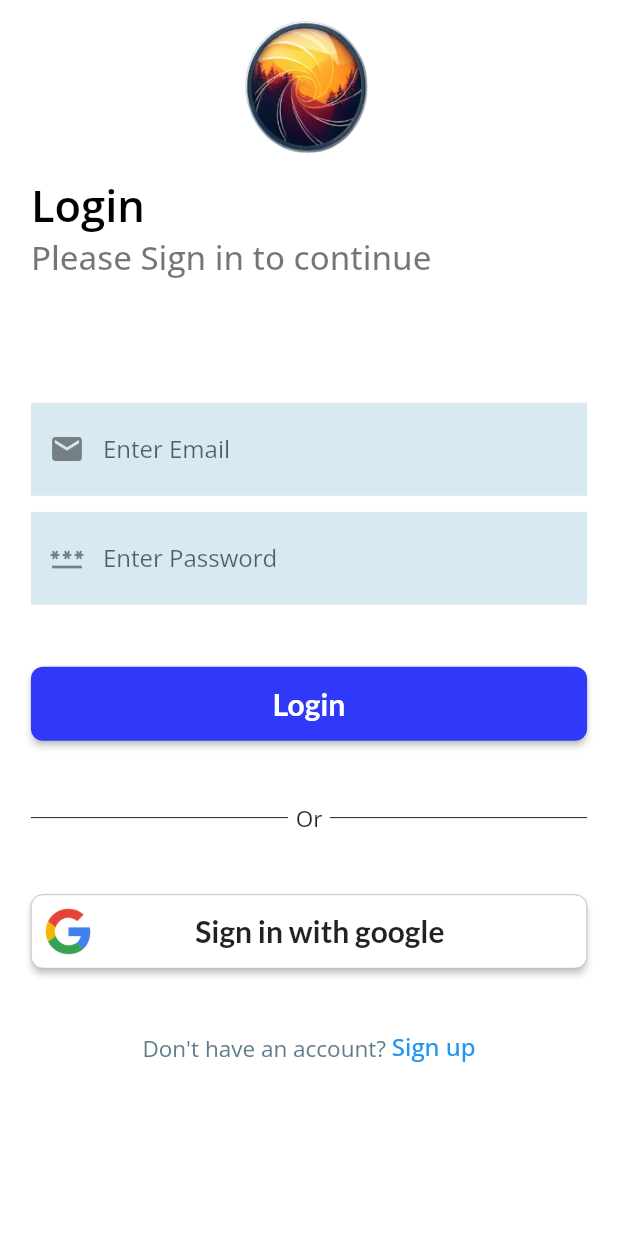
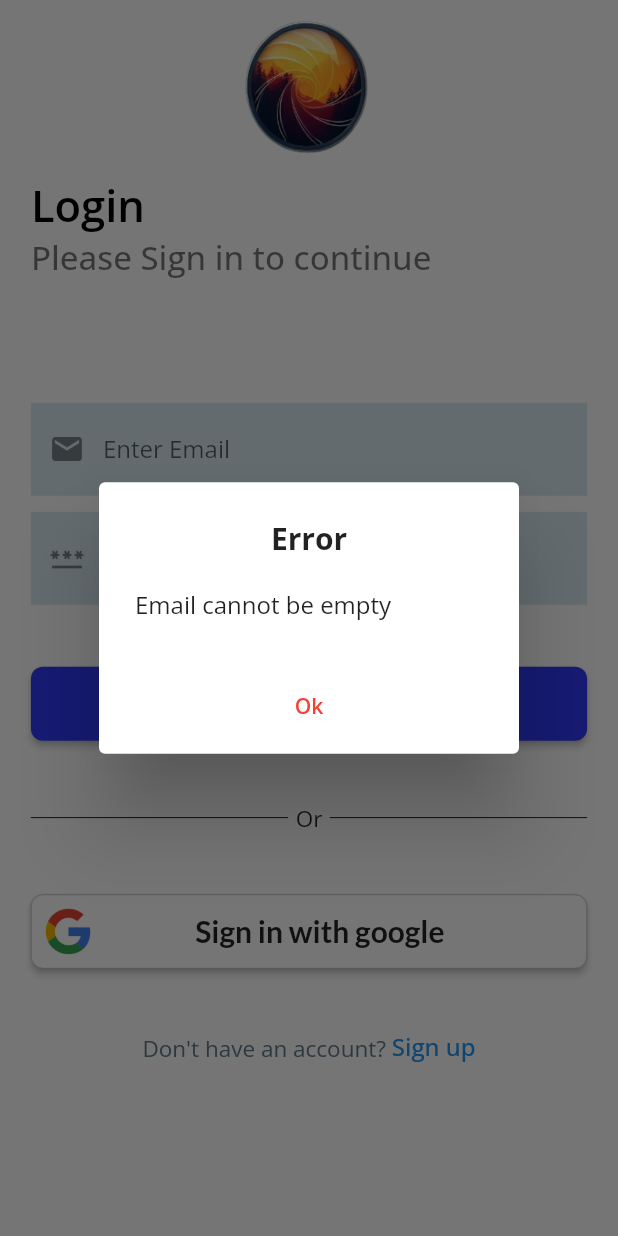
Before and after one commit to abdulqaderpatel/PhotoFrenzy, a Flutter app: the screen it shows after launch, after a tap on "Login", on a phone screen of 412 x 824 dp. Run offline on Flutter 3.47's test engine with Material 2 defaults, Android fonts, the phone set to English and light mode, and no system bars; our stand-ins replace firebase_auth, firebase_core, flutter_svg, fluttertoast, gap, get and 2 more; missing offline and left inert: android_intent_plus; accounts and stored records are empty.

Commit message:
fixed logical changes

```diff
--- a/lib/authentication/login.dart
+++ b/lib/authentication/login.dart
@@ -4,6 +4,9 @@ import 'package:gap/gap.dart';
 import 'package:get/get.dart';
 import 'package:google_fonts/google_fonts.dart';
 import 'package:photofrenzy/authentication/signup.dart';
+import 'package:photofrenzy/authentication/verify_email.dart';
+import 'package:photofrenzy/global/show_message.dart';
+import 'package:photofrenzy/main_pages/user_navigation_bar.dart';
 
 import '../global/theme_mode.dart';
 
@@ -17,6 +20,7 @@ class LoginScreen extends StatefulWidget {
 class _LoginScreenState extends State<LoginScreen> {
   final emailController = TextEditingController();
   final passwordController = TextEditingController();
+  var buttonLoading = false;
 
   @override
   Widget build(BuildContext context) {
@@ -87,14 +91,77 @@ class _LoginScreenState extends State<LoginScreen> {
                   SizedBox(
                     height: Get.height * 0.06,
                     width: Get.width,
-                    child: ElevatedButton(
-                      onPressed: () {},
+                    child:
+                         ElevatedButton(
+                            onPressed:buttonLoading?null: () async {
+
+                              setState(() {
+                                buttonLoading = true;
+                              });
+                              if (emailController.text.isEmpty) {
+                                showErrorDialog(
+                                    context, "Email cannot be empty");
+                                setState(() {
+                                  buttonLoading = false;
+                                });
+                              } else if (passwordController.text.isEmpty) {
+                                showErrorDialog(
+                                    context, "Password cannot be empty");
+                                setState(() {
+                                  buttonLoading = false;
+                                });
+                              } else {
+                                try {
+                                  await FirebaseAuth.instance
+                                      .signInWithEmailAndPassword(
+                                          email: emailController.text,
+                                          password: passwordController.text);
+                                  if(FirebaseAuth.instance.currentUser!.emailVerified)
+                                    {
+                                      if(context.mounted) {
+                                        Navigator.push(context, MaterialPageRoute(builder: (context){
+                                        return UserNavigationBar();
+                                      }));
+                                      }
+                                    }
+                                  else{
+                                    if(context.mounted) {
+                                      Navigator.push(context, MaterialPageRoute(builder: (context){
+                                        return VerifyEmailScreen();
+                                      }));
+                                    }
+                                  }
+                                  setState(() {
+                                    buttonLoading = false;
+                                  });
+                                } on FirebaseAuthException catch (e) {
+                                  print(e.toString());
+                                  if (e.code == "invalid-email") {
+                                    if (context.mounted) {
+                                      showErrorDialog(
+                                          context, "Invalid email entered");
+                                    }
+                                    setState(() {
+                                      buttonLoading = false;
+                                    });
+                                  } else if (e.code == "INVALID_LOGIN_CREDENTIALS") {
+                                    if (context.mounted) {
+                                      showErrorDialog(context,
+                                          "the email-password combination does not exist");
+                                    }
+                                    setState(() {
+                                      buttonLoading = false;
+                                    });
+                                  }
+                                }
+                              }
+                            },
                             style: ElevatedButton.styleFrom(
                                 backgroundColor:
                                     Theme.of(context).colorScheme.primary,
                                 shape: RoundedRectangleBorder(
                                     borderRadius: BorderRadius.circular(8))),
-                      child: Text(
+                            child:buttonLoading?CircularProgressIndicator(color: Colors.white,): Text(
                               "Login",
                               style: GoogleFonts.lato(
                                   letterSpacing: 0,
--- a/lib/main.dart
+++ b/lib/main.dart
@@ -15,7 +15,7 @@ void main() async {
   await Firebase.initializeApp(
     options: DefaultFirebaseOptions.currentPlatform,
   );
-
+FirebaseAuth.instance.signOut();
   runApp(const MyApp());
 }
 
```
Also changed, not shown: lib/authentication/signup.dart (+2 -6 lines), lib/main_pages/user_navigation_bar.dart (+11 -11 lines). Lines whose indentation alone changed are shown as unchanged.
